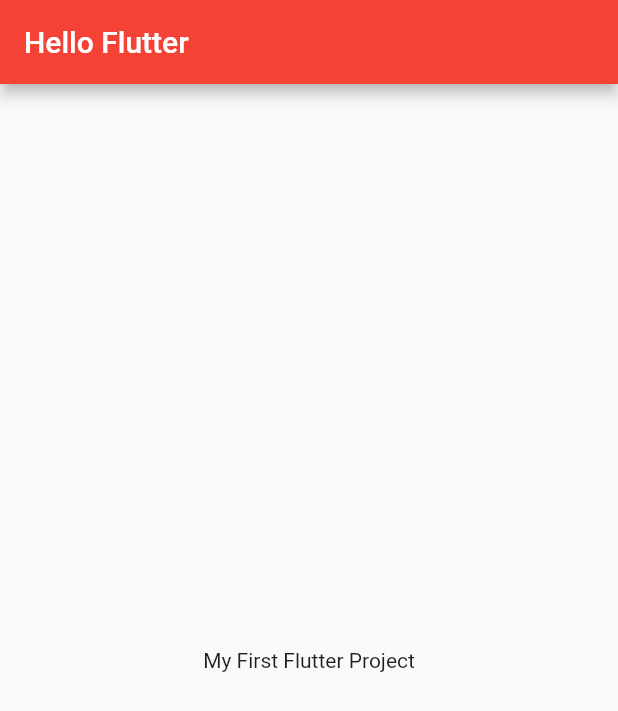
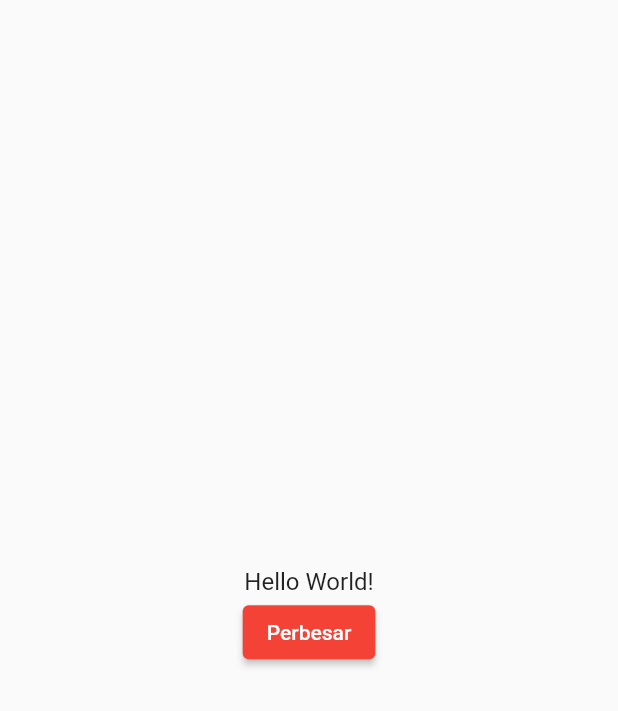
Before and after one commit to rwnhrmwn23/Belajar-Fundamental-Aplikasi-Flutter-Untuk-Pemula, a Flutter app: the screen it shows after launch, on a phone screen of 412 x 824 dp. Shown: the top 711 px of the screen. Run offline on Flutter 3.47's test engine with Material 2 defaults, Android fonts, the phone set to English and light mode, and no system bars.

Commit message:
update flutter with StatelessWidget and StatefulWidget

```diff
--- a/flutter_app/lib/main.dart
+++ b/flutter_app/lib/main.dart
@@ -12,14 +12,56 @@
     return MaterialApp(
       title: 'Flutter Demo',
       theme: ThemeData(primarySwatch: Colors.red),
-      home: Scaffold(
-        appBar: AppBar(
-          title: const Text('Hello Flutter'),
-        ),
-        body: const Center(
-          child: Text('My First Flutter Project'),
+      home: const Scaffold(
+        body: Center(
+          child: BiggerText(text: "Hello World!")
         ),
       ),
     );
   }
 }
+
+class Heading extends StatelessWidget {
+  final String text;
+
+  const Heading({Key? key, required this.text}) : super(key: key);
+
+  @override
+  Widget build(BuildContext context) {
+    return Text(
+      text,
+      style: const TextStyle(fontSize: 24.0, fontWeight: FontWeight.bold),
+    );
+  }
+}
+
+class BiggerText extends StatefulWidget {
+  final String text;
+
+  const BiggerText({required this.text});
+
+  @override
+  _BiggerTextState createState() => _BiggerTextState();
+}
+
+class _BiggerTextState extends State<BiggerText> {
+  double _textSize = 16.0;
+
+  @override
+  Widget build(BuildContext context) {
+    return Column(
+      mainAxisAlignment: MainAxisAlignment.center,
+      children: <Widget>[
+        Text(widget.text, style: TextStyle(fontSize: _textSize)),
+        ElevatedButton(
+          child: const Text("Perbesar"),
+          onPressed: () {
+            setState(() {
+              _textSize = 32.0;
+            });
+          },
+        ),
+      ],
+    );
+  }
+}
--- a/flutter_app/pubspec.yaml
+++ b/flutter_app/pubspec.yaml
@@ -34,6 +34,7 @@
   # The following adds the Cupertino Icons font to your application.
   # Use with the CupertinoIcons class for iOS style icons.
   cupertino_icons: ^1.0.2
+  provider: ^4.0.1
 
 dev_dependencies:
   flutter_test:
```
Also changed, not shown: flutter_app/pubspec.lock.
